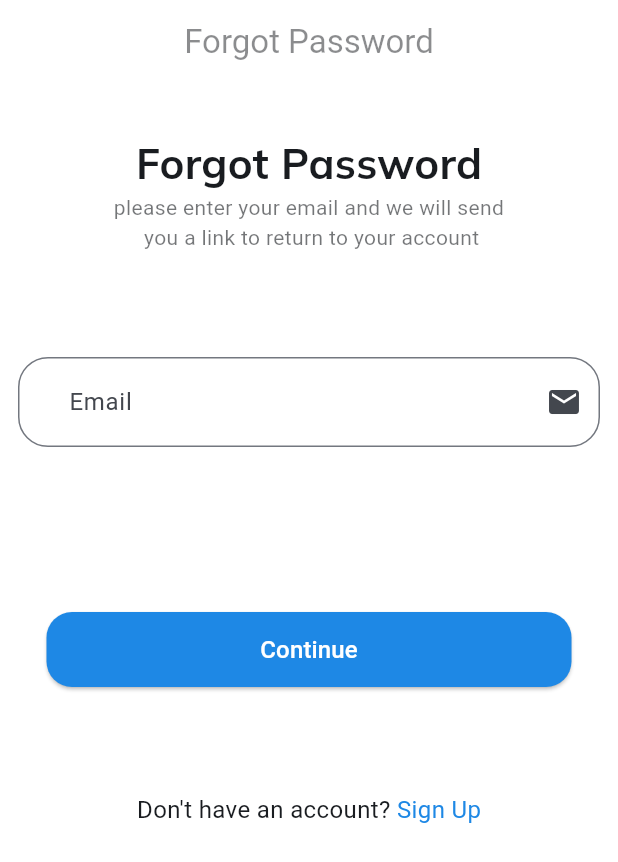
After one commit to alitoson123/EzBuy, a Flutter app: the ForgetPasswordView screen opened by its route, on a phone screen of 412 x 824 dp. The commit adds this screen. Shown: the top 862 px of the screen. Run offline on Flutter 3.47's test engine with Material 3 defaults, Android fonts, the light colour scheme and no system bars; drawn by our look-alikes of modal_progress_hud_nsn; our stand-ins replace cloud_firestore, dartz, firebase_auth, firebase_core, flutter_bloc, flutter_svg and 5 more; missing offline and left inert: flutter_facebook_auth; accounts and stored records are empty.

Commit message:
Refactors auth flow and improves form usability
Removes the old user model, updates authentication and password reset
methods to decouple from UI context, and introduces Bloc-based state
management for password reset. Unifies error handling for auth actions,
adds keyboard type hints to form fields, and improves form validation
UX. Wraps the main app with BlocProvider for global auth state access.

```diff
--- a/lib/Core/widgets/my_text_field.dart
+++ b/lib/Core/widgets/my_text_field.dart
@@ -5,7 +5,8 @@ import 'package:flutter/material.dart';
 class MyTextField extends StatelessWidget {
   const MyTextField({
     super.key,
-    required this.SignUpModelObject, this.initialValue,
+    required this.SignUpModelObject,
+    this.initialValue,
   });
   final SignUpModel SignUpModelObject;
   final String? initialValue;
@@ -13,7 +14,8 @@ class MyTextField extends StatelessWidget {
   @override
   Widget build(BuildContext context) {
     return TextFormField(
-       initialValue: initialValue,
+      keyboardType: SignUpModelObject.keyboardType,
+      initialValue: initialValue,
       obscureText: SignUpModelObject.myTextLabel == 'Password' ||
               SignUpModelObject.myTextLabel == 'Confirm Password'
           ? true
--- a/lib/Features/Auth/Data/Repos/auth_repo_impl.dart
+++ b/lib/Features/Auth/Data/Repos/auth_repo_impl.dart
@@ -31,27 +31,30 @@ class AuthRepoImpl extends AuthRepo {
     }
   }
 
-
   @override
   Future<Either<Failure, UserEntity>> signup(context,
       {required String email,
       required String password,
       required bool isSelected}) async {
     try {
-      var user = await authObject.SignUpMethod(context,
-          isSelected: isSelected, email: email, password: password);
+      var user =
+          await authObject.SignUpMethod(email: email, password: password);
 
       return right(UserModel.fromFirebaseUser(user));
     } catch (e) {
-      return left(Failure(errMessage: e.toString()));
+      final errorMessage = e.toString().replaceFirst('Exception: ', '');
+      return left(Failure(errMessage: errorMessage));
     }
   }
 
   @override
-  Future<Either<Failure, UserEntity>> forgetPassword({required String email}) {
-    // TODO: implement forgetPassword
-
-    throw UnimplementedError();
+  Future<Either<Failure, void>> forgetPassword({required String email}) async {
+    try {
+      var user = await authObject.ForgetPasswordMethod(email: email);
+      return right(user);
+    } catch (e) {
+      return left(Failure(errMessage: e.toString()));
+    }
   }
 
   @override
--- a/lib/Features/Auth/Domain/Repos/auth_repo.dart
+++ b/lib/Features/Auth/Domain/Repos/auth_repo.dart
@@ -16,7 +16,7 @@ abstract class AuthRepo {
     required String password,
     required bool isSelected,
   });
-  Future<Either<Failure, UserEntity>> forgetPassword({
+  Future<Either<Failure, void>> forgetPassword({
     required String email,
   });
   Future<Either<Failure, UserEntity>> signInWithGoogle();
--- /dev/null
+++ b/lib/Features/Auth/Forget_Password/Presentation/Views/Widgets/forget_password_view_body.dart
@@ -0,0 +1,78 @@
+import 'package:e_commerce_app/Core/widgets/my_text_field.dart';
+import 'package:e_commerce_app/Features/Auth/Forget_Password/Presentation/view_model/Forget_password_cubit/forget_password_cubit.dart';
+import 'package:e_commerce_app/Features/Auth/Sign_in/Presentation/Views/Widgets/row_of_dont_have_an_account_and_sign_up.dart';
+import 'package:e_commerce_app/Features/Auth/Sign_in/Presentation/Views/Widgets/text_of_title_and_subtitle.dart';
+import 'package:e_commerce_app/Features/Auth/Sign_up/Data/Models/sign_up_model.dart';
+import 'package:e_commerce_app/Features/On_Boarding/Presentation/Views/Widgets/myElevated_button.dart';
+import 'package:flutter/material.dart';
+import 'package:flutter_bloc/flutter_bloc.dart';
+
+class ForgetPasswordViewBody extends StatefulWidget {
+  const ForgetPasswordViewBody({super.key});
+
+  @override
+  State<ForgetPasswordViewBody> createState() => _ForgetPasswordViewBodyState();
+}
+
+class _ForgetPasswordViewBodyState extends State<ForgetPasswordViewBody> {
+  String? email;
+  final GlobalKey<FormState> myKey = GlobalKey();
+  AutovalidateMode autovalidateMode = AutovalidateMode.disabled;
+  @override
+  Widget build(BuildContext context) {
+    return Form(
+      key: myKey,
+      autovalidateMode: autovalidateMode,
+      child: SingleChildScrollView(
+        child: Padding(
+          padding: const EdgeInsets.all(12),
+          child: Column(
+            children: [
+              SizedBox(
+                height: 20,
+              ),
+              TextOfTitleAndSubtitle(
+                  title: 'Forgot Password',
+                  subtitle:
+                      'please enter your email and we will send \n you a link to return to your account'),
+              SizedBox(
+                height: 70,
+              ),
+              MyTextField(
+                SignUpModelObject: SignUpModel(
+                  myTextLabel: 'Email',
+                  myHintText: 'Enter your email',
+                  myIcon: Icon(Icons.mail),
+                  onChanged: (value) {
+                    email = value;
+                  },
+                ),
+              ),
+              SizedBox(
+                height: 110,
+              ),
+              MyelevatedButton(
+                onPressed: () async {
+                  if (myKey.currentState!.validate()) {
+                    myKey.currentState!.save();
+
+                    await BlocProvider.of<ForgetPasswordCubit>(context)
+                        .ForgetPasswordCubitMethod(email: email!);
+                  } else {
+                    setState(() {
+                      autovalidateMode = AutovalidateMode.always;
+                    });
+                  }
+                },
+              ),
+              SizedBox(
+                height: 70,
+              ),
+              RowOfDontHaveAnAccountAndSignUp(),
+            ],
+          ),
+        ),
+      ),
+    );
+  }
+}
--- a/lib/Features/Auth/Forget_Password/Presentation/Views/forget_password_view.dart
+++ b/lib/Features/Auth/Forget_Password/Presentation/Views/forget_password_view.dart
@@ -1,80 +1,59 @@
-import 'package:e_commerce_app/Core/Services/firebase_auth_service/firebase_auth_service.dart';
-import 'package:e_commerce_app/Core/widgets/my_text_field.dart';
-import 'package:e_commerce_app/Features/Auth/Sign_in/Presentation/Views/Widgets/row_of_dont_have_an_account_and_sign_up.dart';
-import 'package:e_commerce_app/Features/Auth/Sign_in/Presentation/Views/Widgets/text_of_title_and_subtitle.dart';
-import 'package:e_commerce_app/Features/Auth/Sign_up/Data/Models/sign_up_model.dart';
-import 'package:e_commerce_app/Features/On_Boarding/Presentation/Views/Widgets/myElevated_button.dart';
+import 'package:e_commerce_app/Core/Services/service_locator/sevice_locator.dart';
+import 'package:e_commerce_app/Core/messages/message.dart';
+import 'package:e_commerce_app/Features/Auth/Data/Repos/auth_repo_impl.dart';
+import 'package:e_commerce_app/Features/Auth/Forget_Password/Presentation/Views/Widgets/forget_password_view_body.dart';
+import 'package:e_commerce_app/Features/Auth/Forget_Password/Presentation/view_model/Forget_password_cubit/forget_password_cubit.dart';
+import 'package:e_commerce_app/Features/Auth/Forget_Password/Presentation/view_model/Forget_password_cubit/forget_password_states.dart';
 import 'package:flutter/material.dart';
+import 'package:flutter_bloc/flutter_bloc.dart';
+import 'package:go_router/go_router.dart';
+import 'package:modal_progress_hud_nsn/modal_progress_hud_nsn.dart';
 
-
-class ForgetPasswordView extends StatefulWidget {
+class ForgetPasswordView extends StatelessWidget {
   const ForgetPasswordView({super.key});
 
   @override
-  State<ForgetPasswordView> createState() => _ForgetPasswordViewState();
-}
-
-class _ForgetPasswordViewState extends State<ForgetPasswordView> {
-  String? email;
-  final GlobalKey<FormState> myKey = GlobalKey();
-
-  @override
   Widget build(BuildContext context) {
-    return Form(
-      key: myKey,
-      autovalidateMode: AutovalidateMode.always,
+    return BlocProvider(
+      create: (context) => ForgetPasswordCubit(
+        getIt<AuthRepoImpl>(),
+      ),
       child: Scaffold(
         appBar: AppBar(
           centerTitle: true,
           title: Opacity(opacity: .5, child: Text('Forgot Password')),
           backgroundColor: Colors.white,
         ),
-        body: SingleChildScrollView(
-          child: Padding(
-            padding: const EdgeInsets.all(12),
-            child: Column(
-              children: [
-                SizedBox(
-                  height: 20,
-                ),
-                TextOfTitleAndSubtitle(
-                    title: 'Forgot Password',
-                    subtitle:
-                        'please enter your email and we will send \n you a link to return to your account'),
-                SizedBox(
-                  height: 70,
-                ),
-                MyTextField(
-                  SignUpModelObject: SignUpModel(
-                    myTextLabel: 'Email',
-                    myHintText: 'Enter your email',
-                    myIcon: Icon(Icons.mail),
-                    onChanged: (value) {
-                      email = value;
-                    },
-                  ),
-                ),
-                SizedBox(
-                  height: 110,
-                ),
-                MyelevatedButton(
-                  onPressed: () async {
-                    if (myKey.currentState!.validate()) {
-                      myKey.currentState!.save();
-
-                      await Auth().ForgetPasswordMethod(context, email: email!);
-                    }
-                  },
-                ),
-                SizedBox(
-                  height: 70,
-                ),
-                RowOfDontHaveAnAccountAndSignUp(),
-              ],
-            ),
-          ),
-        ),
+        body: blocConsumerOfForgetPasswordViewBody(),
       ),
     );
   }
 }
+
+class blocConsumerOfForgetPasswordViewBody extends StatelessWidget {
+  const blocConsumerOfForgetPasswordViewBody({
+    super.key,
+  });
+
+  @override
+  Widget build(BuildContext context) {
+    return BlocConsumer<ForgetPasswordCubit, ForgetPasswordStates>(
+      listener: (context, state) {
+        if (state is ForgetPasswordSuccessState) {
+          Message().MessageSuccessMethod(context,
+              message:
+                  'Password Reset Email Sent Successfully, please check your email and login with your new password.');
+          GoRouter.of(context).pop();
+        }
+        if (state is ForgetPasswordFailureState) {
+          Message().MessageErrorMethod(context, message: state.errMessage);
+        }
+      },
+      builder: (context, state) {
+        return ModalProgressHUD(
+            inAsyncCall: state is ForgetPasswordLoadingState ? true : false,
+            child: ForgetPasswordViewBody());
+      },
+    );
+  }
+}
--- /dev/null
+++ b/lib/Features/Auth/Forget_Password/Presentation/view_model/Forget_password_cubit/forget_password_cubit.dart
@@ -0,0 +1,21 @@
+import 'package:e_commerce_app/Features/Auth/Domain/Repos/auth_repo.dart';
+import 'package:e_commerce_app/Features/Auth/Forget_Password/Presentation/view_model/Forget_password_cubit/forget_password_states.dart';
+import 'package:flutter_bloc/flutter_bloc.dart';
+
+class ForgetPasswordCubit extends Cubit<ForgetPasswordStates> {
+  ForgetPasswordCubit(this.authRepoObject)
+      : super(ForgetPasswordInitialState());
+
+  final AuthRepo authRepoObject;
+  Future<void> ForgetPasswordCubitMethod({required String email}) async {
+    emit(ForgetPasswordInitialState());
+
+    var result = await authRepoObject.forgetPassword(email: email);
+
+    return result.fold(
+      (failure) =>
+          emit(ForgetPasswordFailureState(errMessage: failure.errMessage)),
+      (success) => emit(ForgetPasswordSuccessState()),
+    );
+  }
+}
--- /dev/null
+++ b/lib/Features/Auth/Forget_Password/Presentation/view_model/Forget_password_cubit/forget_password_states.dart
@@ -0,0 +1,15 @@
+
+class ForgetPasswordStates {}
+
+class ForgetPasswordInitialState extends ForgetPasswordStates {}
+
+class ForgetPasswordLoadingState extends ForgetPasswordStates {}
+
+class ForgetPasswordSuccessState extends ForgetPasswordStates {}
+
+class ForgetPasswordFailureState extends ForgetPasswordStates {
+  final String errMessage;
+
+  ForgetPasswordFailureState({required this.errMessage});
+
+}
--- a/lib/Features/Auth/Sign_in/Presentation/Views/sign_in_view.dart
+++ b/lib/Features/Auth/Sign_in/Presentation/Views/sign_in_view.dart
@@ -1,7 +1,5 @@
 import 'package:e_commerce_app/Core/Navigate/navigate.dart';
-import 'package:e_commerce_app/Core/Services/service_locator/sevice_locator.dart';
 import 'package:e_commerce_app/Core/messages/message.dart';
-import 'package:e_commerce_app/Features/Auth/Data/Repos/auth_repo_impl.dart';
 import 'package:e_commerce_app/Features/Auth/Sign_in/Presentation/Views/Widgets/sign_in_view_body.dart';
 import 'package:e_commerce_app/Features/Auth/Sign_in/Presentation/view_model/sign_in_cubit/sign_in_cubit.dart';
 import 'package:e_commerce_app/Features/Auth/Sign_in/Presentation/view_model/sign_in_cubit/sign_in_states.dart';
@@ -15,14 +13,9 @@ class SignInView extends StatelessWidget {
 
   @override
   Widget build(BuildContext context) {
-    return BlocProvider(
-      create: (context) => SignInCubit(
-        getIt<AuthRepoImpl>()
-      ),
-      child: Scaffold(
-        appBar: AppBarMethod(),
-        body: BloconsumerOfSignInBody(),
-      ),
+    return Scaffold(
+      appBar: AppBarMethod(),
+      body: BloconsumerOfSignInBody(),
     );
   }
 
--- a/lib/Features/Auth/Sign_up/Data/Models/sign_up_model.dart
+++ b/lib/Features/Auth/Sign_up/Data/Models/sign_up_model.dart
@@ -5,9 +5,10 @@ class SignUpModel {
   final String myHintText;
   final Icon myIcon;
   void Function(String)? onChanged;
+  final TextInputType? keyboardType;
 
-  SignUpModel(
-      {required this.myTextLabel,
+  SignUpModel({this.keyboardType,
+      required this.myTextLabel,
       required this.myHintText,
       required this.myIcon,
       this.onChanged});
--- a/lib/Features/Auth/Sign_up/Presentation/Views/sign_up_view.dart
+++ b/lib/Features/Auth/Sign_up/Presentation/Views/sign_up_view.dart
@@ -2,7 +2,6 @@ import 'package:e_commerce_app/Core/Navigate/navigate.dart';
 import 'package:e_commerce_app/Core/Services/service_locator/sevice_locator.dart';
 import 'package:e_commerce_app/Core/messages/message.dart';
 import 'package:e_commerce_app/Features/Auth/Data/Repos/auth_repo_impl.dart';
-import 'package:e_commerce_app/Features/Auth/Sign_in/Presentation/Views/Widgets/sign_in_view_body.dart';
 import 'package:e_commerce_app/Features/Auth/Sign_up/Presentation/Views/widgets/sign_up_view_body.dart';
 import 'package:e_commerce_app/Features/Auth/Sign_up/Presentation/view_model/Sign_up_cubit/sign_up_cubit.dart';
 import 'package:e_commerce_app/Features/Auth/Sign_up/Presentation/view_model/Sign_up_cubit/sign_up_states.dart';
@@ -53,7 +52,7 @@ class BlocConsumerOfSignUpViewBody extends StatelessWidget {
         }
         if (state is SignUpSuccessState) {
           Message()
-              .MessageSuccessMethod(context, message: 'Sign up successfully.');
+              .MessageSuccessMethod(context, message: 'Please complete your profile.');
           GoRouter.of(context).push(Navigate.KCompleteSignUpPage);
         }
       },
--- a/lib/Features/Auth/Sign_up/Presentation/Views/widgets/sign_up_view_body.dart
+++ b/lib/Features/Auth/Sign_up/Presentation/Views/widgets/sign_up_view_body.dart
@@ -1,4 +1,3 @@
-import 'package:e_commerce_app/Core/Services/firebase_auth_service/firebase_auth_service.dart';
 import 'package:e_commerce_app/Core/widgets/my_text_field.dart';
 import 'package:e_commerce_app/Features/Auth/Sign_in/Presentation/Views/Widgets/row_of_social_media_logos.dart';
 import 'package:e_commerce_app/Features/Auth/Sign_in/Presentation/Views/Widgets/text_fields_of_email_and_password.dart';
```
Also changed, not shown: lib/Core/Models/data_model.dart (renamed from lib/Core/Models/UserModel.dart, +7 -7 lines), lib/Core/Services/firebase_auth_service/firebase_auth_service.dart (+27 -33 lines), lib/Features/Auth/Sign_up/Presentation/Views/complete_sign_up_view.dart (+16 -30 lines), lib/Features/Auth/Sign_up/Presentation/Views/widgets/complete_sign_up_text_field.dart (+8 -11 lines), lib/main.dart (+8 -1 lines). Lines whose indentation alone changed are shown as unchanged.
